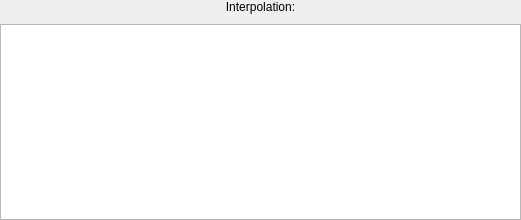
Before: the Qt Designer form screens/configuration/interpolationselectorwidget.ui in CantonHackerAndMakerPlace/BigBattleBoxUI, drawn with Qt 5.
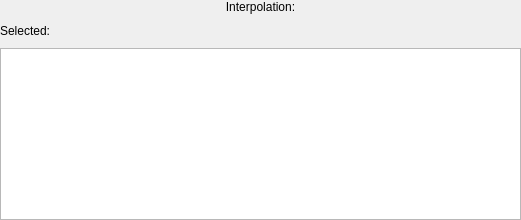
After: the same form once the commit is applied.

Commit message: finished initial work on idle screen starting work on led light animations

The edit to the form file:
```diff
--- a/screens/configuration/interpolationselectorwidget.ui
+++ b/screens/configuration/interpolationselectorwidget.ui
@@ -34,7 +34,7 @@
      <property name="spacing">
       <number>10</number>
      </property>
-     <item row="1" column="0">
+     <item row="2" column="0">
       <widget class="QListWidget" name="interpolationSelector">
        <property name="styleSheet">
         <string notr="true"/>
@@ -54,6 +54,13 @@
        </property>
       </widget>
      </item>
+     <item row="1" column="0">
+      <widget class="QLabel" name="selectionLabel">
+       <property name="text">
+        <string>Selected: </string>
+       </property>
+      </widget>
+     </item>
     </layout>
    </item>
   </layout>
```
The commit also changes 3 other files.
